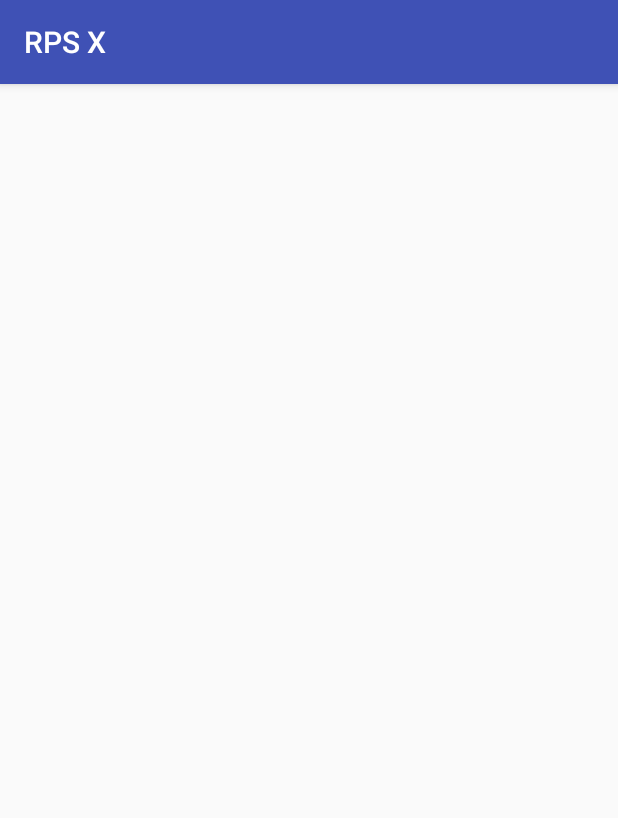
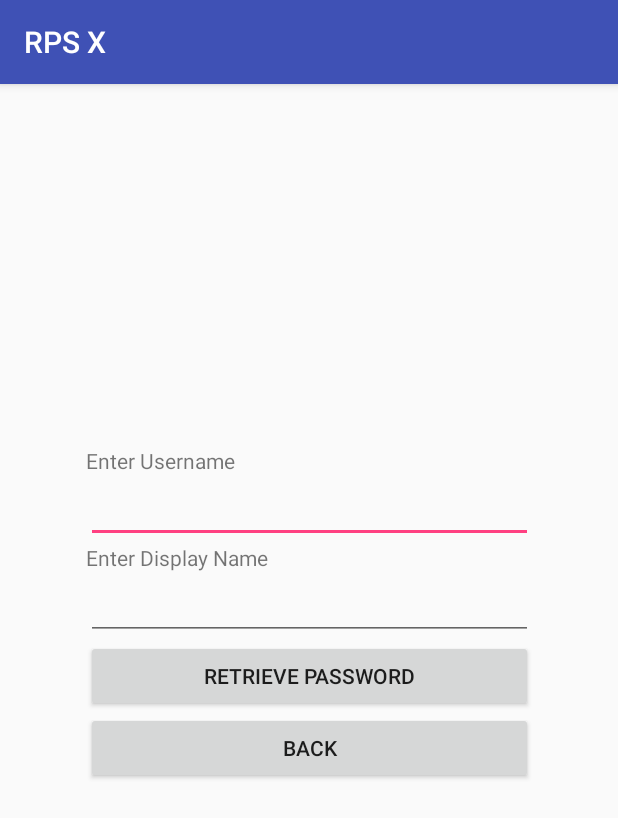
Before and after one commit to suvratjain-git/RPSx-COP_4331C, an Android app: the ForgotPassword screen opened directly, with no data from a screen before it, on a phone screen of 412 x 824 dp. Shown: the top 818 px of the screen. Run offline under Robolectric (Android 15) with nearby library versions, the light colour scheme and no system bars.

Commit message:
forgot password updated

```diff
--- a/MobileApp/app/src/main/java/com/example/suvratjain/firstapp/ForgotPassword.java
+++ b/MobileApp/app/src/main/java/com/example/suvratjain/firstapp/ForgotPassword.java
@@ -2,6 +2,7 @@ package com.example.suvratjain.firstapp;
 
 import android.support.v7.app.AppCompatActivity;
 import android.os.Bundle;
+import android.view.View;
 
 public class ForgotPassword extends AppCompatActivity {
 
@@ -10,4 +11,13 @@ public class ForgotPassword extends AppCompatActivity {
         super.onCreate(savedInstanceState);
         setContentView(R.layout.activity_forgot_password);
     }
+
+    //return to main activity
+    public void back(View view) {
+        finish();
+    }
+
+    //get password
+    public void getPassword(View view) {
+    }
 }
--- a/MobileApp/app/src/main/res/layout/activity_forgot_password.xml
+++ b/MobileApp/app/src/main/res/layout/activity_forgot_password.xml
@@ -6,4 +6,60 @@
     android:layout_height="match_parent"
     tools:context=".ForgotPassword">
 
+    <LinearLayout
+        android:layout_width="298dp"
+        android:layout_height="286dp"
+        android:layout_marginBottom="8dp"
+        android:layout_marginEnd="8dp"
+        android:layout_marginLeft="8dp"
+        android:layout_marginRight="8dp"
+        android:layout_marginStart="8dp"
+        android:layout_marginTop="8dp"
+        android:orientation="vertical"
+        app:layout_constraintBottom_toBottomOf="parent"
+        app:layout_constraintEnd_toEndOf="parent"
+        app:layout_constraintStart_toStartOf="parent"
+        app:layout_constraintTop_toTopOf="parent">
+
+        <TextView
+            android:id="@+id/textView3"
+            android:layout_width="match_parent"
+            android:layout_height="wrap_content"
+            android:text="@string/enter_username" />
+
+        <EditText
+            android:id="@+id/usernameView"
+            android:layout_width="match_parent"
+            android:layout_height="wrap_content"
+            android:ems="10"
+            android:inputType="textPersonName" />
+
+        <TextView
+            android:id="@+id/textView4"
+            android:layout_width="match_parent"
+            android:layout_height="wrap_content"
+            android:text="@string/displayname" />
+
+        <EditText
+            android:id="@+id/displayNameView"
+            android:layout_width="match_parent"
+            android:layout_height="wrap_content"
+            android:ems="10"
+            android:inputType="textPersonName" />
+
+        <Button
+            android:id="@+id/button2"
+            android:layout_width="match_parent"
+            android:layout_height="wrap_content"
+            android:text="@string/retrieve_password"
+            android:onClick="getPassword"/>
+
+        <Button
+            android:id="@+id/button"
+            android:layout_width="match_parent"
+            android:layout_height="wrap_content"
+            android:text="@string/back"
+            android:onClick="back"/>
+    </LinearLayout>
+
 </android.support.constraint.ConstraintLayout>
--- a/MobileApp/app/src/main/res/values/strings.xml
+++ b/MobileApp/app/src/main/res/values/strings.xml
@@ -23,4 +23,8 @@
     <string name="settings">Settings</string>
     <string name="exit">Exit</string>
 
+    <!-- ForgotPassword.java Class Strings -->
+    <string name="retrieve_password">Retrieve Password</string>
+    <string name="back">Back</string>
+
 </resources>
```
